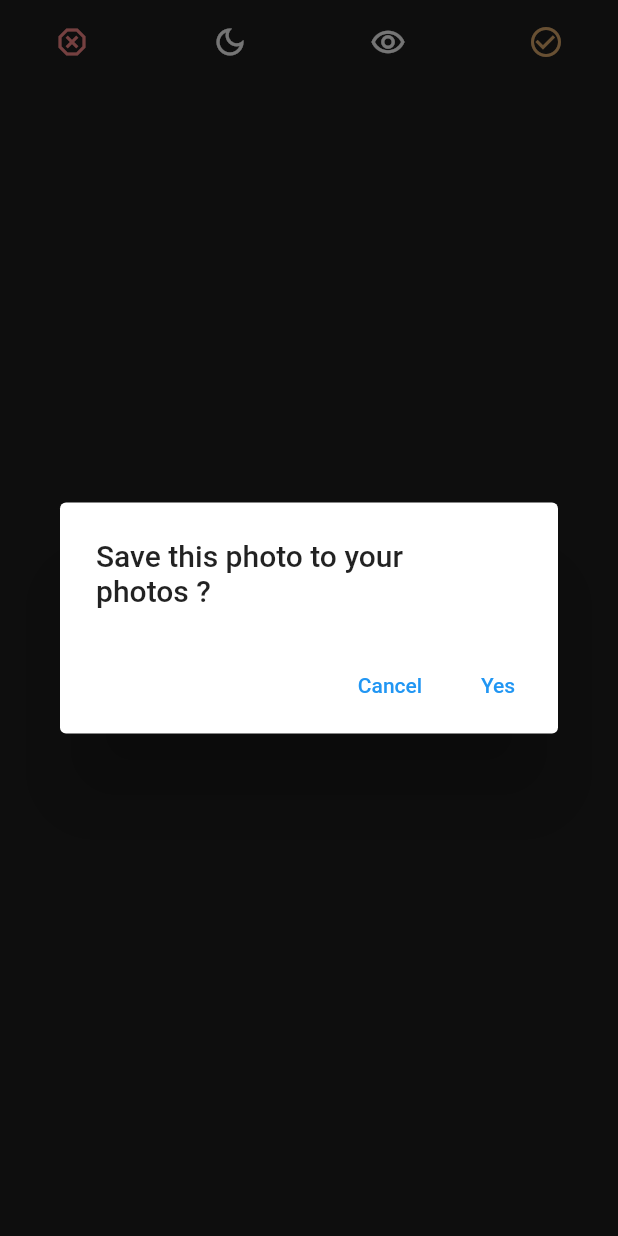
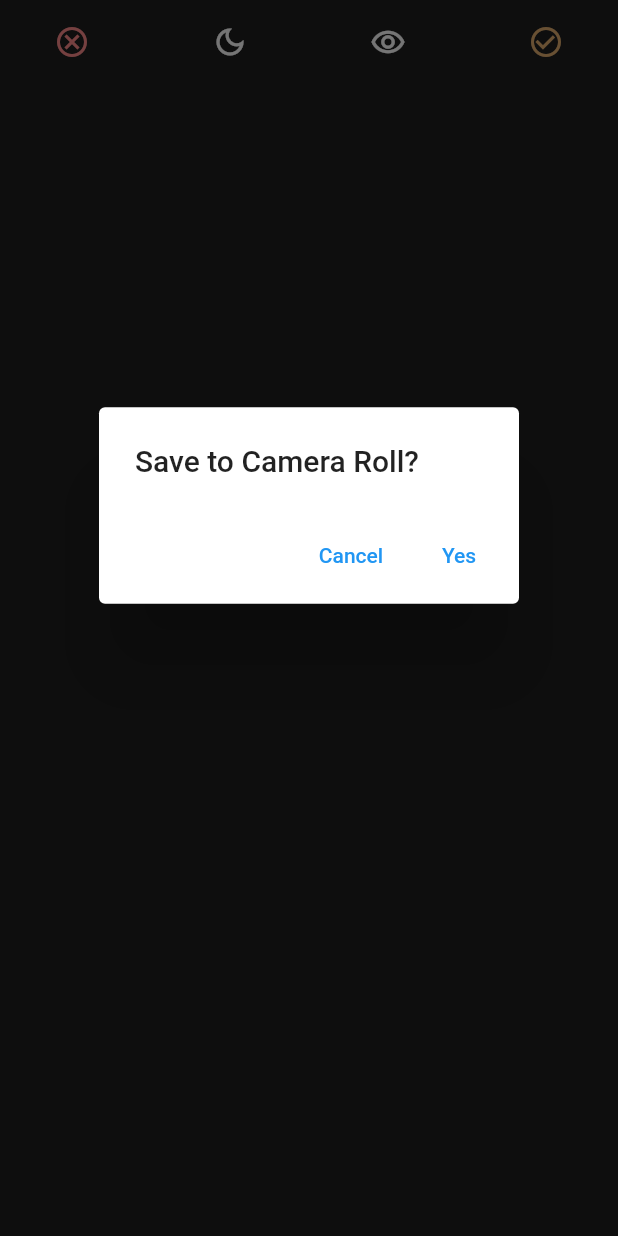
Before and after one commit to illuminate-project/illuminate-mobile, a Flutter app: the TopAppBar widget shown alone on an empty page, opened directly with empty values, after a tap on the "check circle outline" icon, on a phone screen of 412 x 824 dp. Run offline on Flutter 3.47's test engine with Material 2 defaults, Android fonts, the phone set to English and light mode, and no system bars; our stand-ins replace flutter_colorpicker, gallery_saver, google_fonts, image_picker.

Commit message:
Fixed Minor Issues

```diff
--- a/lib/elements/top_app_bar.dart
+++ b/lib/elements/top_app_bar.dart
@@ -19,10 +19,11 @@ class TopAppBar extends StatefulWidget with PreferredSizeWidget {
 }
 
 class _TopAppBarState extends State<TopAppBar> {
-  void doNothing() {}
-
-  Future<void> saveImage() async {
-    await GallerySaver.saveImage(widget.selectedImage!.path);
+  String message = 'Image Saved';
+  Future<bool> saveImage() async {
+    await GallerySaver.saveImage(widget.selectedImage!.path)
+        .catchError((error, stackTrace) => false);
+    return true;
   }
 
   @override
@@ -32,15 +33,30 @@ class _TopAppBarState extends State<TopAppBar> {
         context: context,
         builder: (BuildContext context) => AlertDialog(
           title: Text(title),
+          insetPadding: EdgeInsets.only(bottom: 150),
           actions: <Widget>[
             TextButton(
               onPressed: () => Navigator.pop(context, 'Cancel'),
               child: const Text('Cancel'),
             ),
             TextButton(
-              onPressed: () => {
+              onPressed: () async => {
                 Navigator.pop(context, 'Yes'),
-                if (type == 1) {widget.changePicture(null)} else {saveImage()}
+                if (type == 1)
+                  {widget.changePicture(null)}
+                else
+                  {
+                    ScaffoldMessenger.of(context).showSnackBar(new SnackBar(
+                      content: Text(await saveImage() == true
+                          ? 'Image Saved!'
+                          : 'Failed to Save Image'),
+                      behavior: SnackBarBehavior.floating,
+                      margin: EdgeInsets.only(
+                          bottom: MediaQuery.of(context).size.height - 193,
+                          right: 31.5,
+                          left: 31.5),
+                    ))
+                  }
               },
               child: const Text('Yes'),
             ),
@@ -55,30 +71,24 @@ class _TopAppBarState extends State<TopAppBar> {
         alignment: MainAxisAlignment.spaceBetween,
         children: [
           IconButton(
-            icon: const Icon(Icons.dangerous_outlined),
-            color: const Color.fromARGB(255, 255, 140, 140),
-            onPressed: () => {
-              if (widget.selectedImage != null)
-                {showModal('Are you sure you want to remove this photo?', 1)}
-            },
-          ),
+              icon: const Icon(Icons.cancel_outlined),
+              color: const Color.fromARGB(255, 255, 140, 140),
+              onPressed: () => showModal('Remove Photo?', 1)),
           IconButton(
             icon: const Icon(Icons.dark_mode_outlined),
             color: Color.fromARGB(255, 255, 255, 255),
-            onPressed: () => doNothing(),
+            onPressed: () => {},
           ),
           IconButton(
-              icon: const Icon(Icons.remove_red_eye_outlined),
-              color: Color.fromARGB(255, 255, 255, 255),
-              onPressed: () => doNothing()),
+            icon: const Icon(Icons.remove_red_eye_outlined),
+            color: Color.fromARGB(255, 255, 255, 255),
+            onPressed: () => {},
+          ),
           IconButton(
             icon: const Icon(Icons.check_circle_outline),
             color: const Color.fromARGB(255, 227, 174, 111),
-            onPressed: () => {
-              if (widget.selectedImage != null)
-                {showModal('Save this photo to your photos ?', 2)}
-            },
-          )
+            onPressed: () => showModal('Save to Camera Roll?', 2),
+          ),
         ],
       ),
     );
--- a/lib/elements/upload_picture.dart
+++ b/lib/elements/upload_picture.dart
@@ -66,7 +66,7 @@ class _UploadPictureState extends State<UploadPicture> {
                   style: GoogleFonts.inter(
                       color: Colors.black,
                       fontWeight: FontWeight.bold,
-                      fontSize: 18.25),
+                      fontSize: 18.5),
                 ))
           ],
         ));
--- a/pubspec.yaml
+++ b/pubspec.yaml
@@ -43,6 +43,7 @@ dependencies:
   cross_file_image: ^1.0.0
   flutter_launcher_icons: ^0.11.0
   gallery_saver: ^2.3.2
+  blur: ^3.1.0
 
 dev_dependencies:
   flutter_test:
```
Also changed, not shown: lib/home_page.dart (+14 -6 lines), pubspec.lock.
